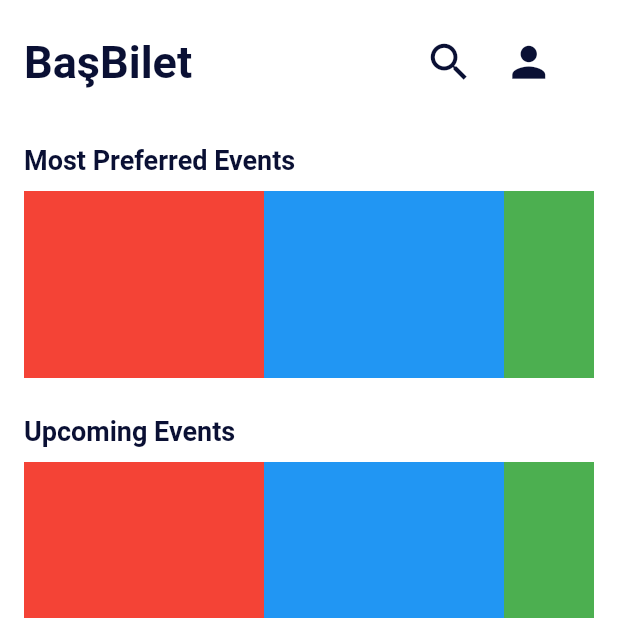
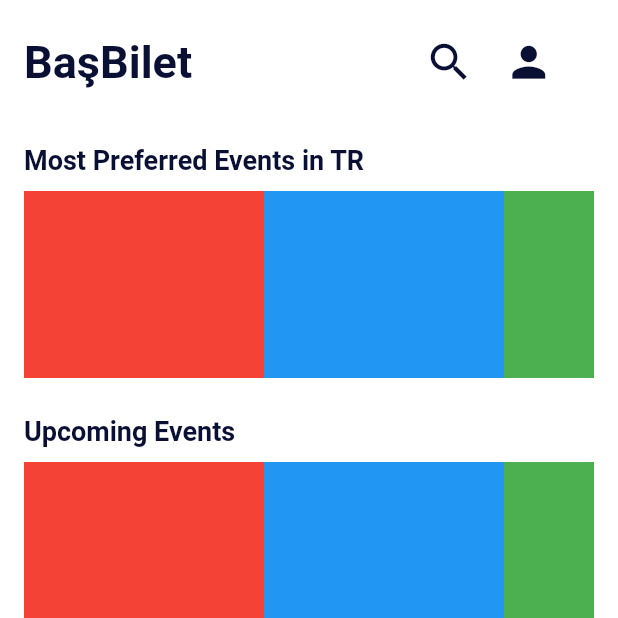
Before and after one commit to ranaakbas/event-finder, a Flutter app: the screen it shows after launch, on a phone screen of 412 x 824 dp, the top half of it. Run offline on Flutter 3.47's test engine with Material 2 defaults, Android fonts, the phone set to English and light mode, and no system bars; missing offline and left inert: postgres.

Commit message:
in Tr added

```diff
--- a/lib/home.dart
+++ b/lib/home.dart
@@ -98,7 +98,7 @@ Widget buildMostPreferredText() {
   return Padding(
     padding: EdgeInsets.only(top: 27),
     child: Text(
-      "Most Preferred Events",
+      "Most Preferred Events in TR",
       style: TextStyle(
           color: Color(0xFF0A1034), fontSize: 18, fontWeight: FontWeight.bold),
     ),
```
